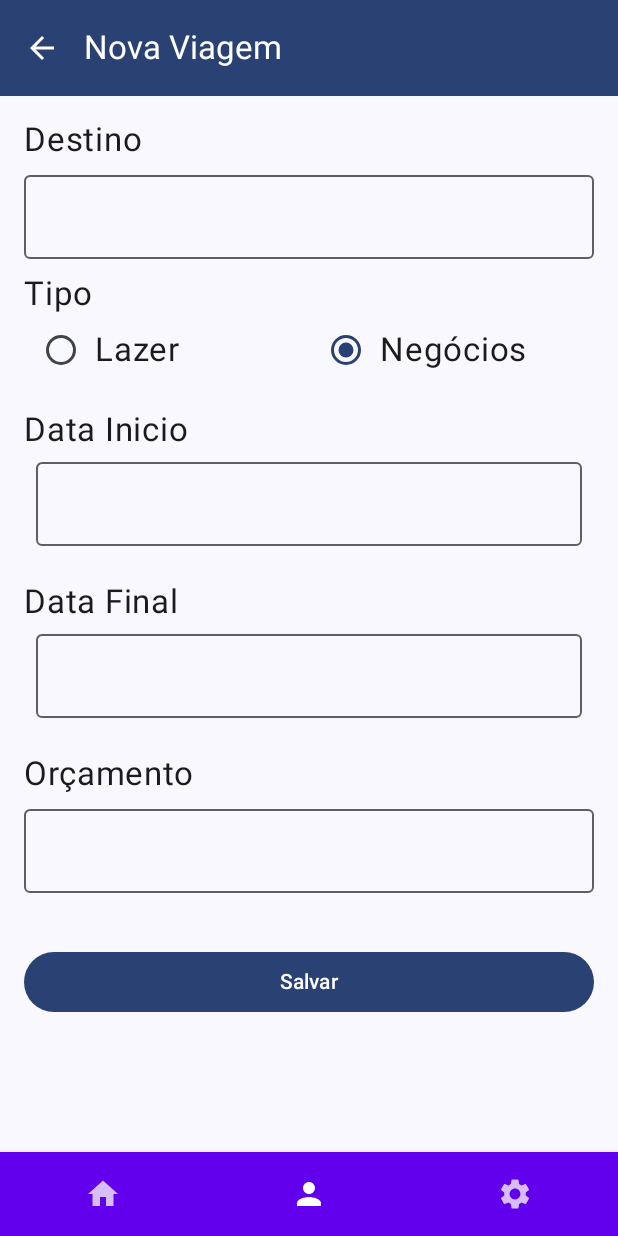
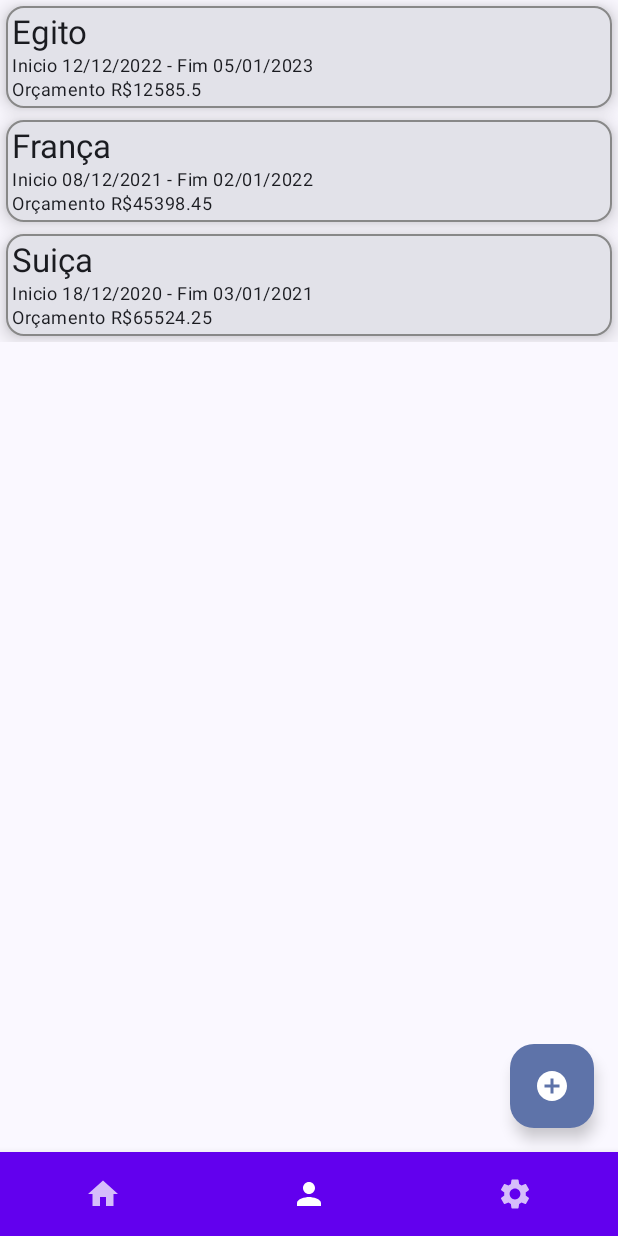
Before and after one commit to ArthurKJun/AppLoginBoaViagem, an Android app built with Jetpack Compose: the Menu screen opened through its navigation route, item 2 of the bottom bar chosen, on a phone screen of 412 x 824 dp. Run offline under Robolectric (Android 15) with nearby library versions, the phone set to English and light mode, and no system bars.

Commit message:
criado a tela de destinos e atualizada a navegação

```diff
--- /dev/null
+++ b/app/src/main/java/com/senac/boasviagens/models/Destino.kt
@@ -0,0 +1,10 @@
+package com.senac.boasviagens.models
+
+data class Destino (
+    val id: Int=0,
+    val destino: String = "",
+    val inicio: String = "",
+    val fim: String = "",
+    val valor: Double
+){//data = não preciso escrever os getters e setters
+}
--- a/app/src/main/java/com/senac/boasviagens/screens/Destinos.kt
+++ b/app/src/main/java/com/senac/boasviagens/screens/Destinos.kt
@@ -1,8 +1,107 @@
 package com.senac.boasviagens.screens
 
+import android.widget.Toast
+import androidx.compose.foundation.BorderStroke
+import androidx.compose.foundation.ExperimentalFoundationApi
+import androidx.compose.foundation.clickable
+import androidx.compose.foundation.layout.Column
+import androidx.compose.foundation.layout.Row
+import androidx.compose.foundation.layout.fillMaxSize
+import androidx.compose.foundation.layout.padding
+import androidx.compose.foundation.lazy.LazyColumn
+import androidx.compose.foundation.lazy.items
+import androidx.compose.material.icons.Icons
+import androidx.compose.material.icons.filled.AddCircle
+import androidx.compose.material3.Card
+import androidx.compose.material3.CardDefaults
+import androidx.compose.material3.FloatingActionButton
+import androidx.compose.material3.Icon
+import androidx.compose.material3.MaterialTheme
+import androidx.compose.material3.Scaffold
+import androidx.compose.material3.Text
 import androidx.compose.runtime.Composable
+import androidx.compose.ui.Modifier
+import androidx.compose.ui.graphics.Color
+import androidx.compose.ui.platform.LocalContext
+import androidx.compose.ui.unit.dp
+import androidx.compose.ui.unit.sp
+import com.senac.boasviagens.models.Destino
+
 
 @Composable
 fun Destinos(){
 
+    val list = listOf(
+        Destino(1, "Egito", "12/12/2022", "05/01/2023", 12585.50),
+        Destino(2, "França", "08/12/2021", "02/01/2022", 45398.45),
+        Destino(3, "Suiça", "18/12/2020", "03/01/2021", 65524.25)
+    )
+    val ctx = LocalContext.current
+    Scaffold (
+        floatingActionButton = {
+            FloatingActionButton(onClick = {
+                Toast.makeText(ctx, "novo",
+                    Toast.LENGTH_SHORT).show()
+            }) {
+                Icon(
+                    imageVector = Icons.Default.AddCircle ,
+                    contentDescription = ""
+                )
+            }
+        }
+    ){
+        Column(modifier = Modifier.padding(it)) {
+            LazyColumn() {
+                items(items = list) {
+                    DestinoCard(p = it)
+                }
+            }
+        }
+    }
 }
+
+@OptIn(ExperimentalFoundationApi::class)
+@Composable
+fun DestinoCard(p: Destino){
+    val ctx = LocalContext.current
+    Card(elevation = CardDefaults.cardElevation(
+        defaultElevation = 8.dp
+    ),
+        border = BorderStroke(1.dp, Color.Gray),
+        modifier = Modifier
+            .padding(4.dp)
+            .fillMaxSize()
+            .clickable {
+                Toast
+                    .makeText(
+                        ctx, "Produto: ${p.destino}",
+                        Toast.LENGTH_SHORT
+                    )
+                    .show()
+            }
+    ) {
+        Column(modifier = Modifier.padding(4.dp)) {
+            Row {
+                Text(
+                    text = p.destino,
+                    style = MaterialTheme.typography.titleLarge,
+                    fontSize = 22.sp,
+                )
+            }
+
+            Row {
+                Text(
+                    text = "Inicio ${p.inicio} - Fim ${p.fim}",
+                    style = MaterialTheme.typography.bodySmall,
+                )
+            }
+
+            Row {
+                Text(
+                    text = "Orçamento R$${p.valor}",
+                    style = MaterialTheme.typography.bodySmall)
+            }
+
+        }
+    }
+}
--- a/app/src/main/java/com/senac/boasviagens/screens/Menu.kt
+++ b/app/src/main/java/com/senac/boasviagens/screens/Menu.kt
@@ -97,7 +97,7 @@ Scaffold (
                 Home()
             }
             composable("viagem"){
-                Viagens()
+                Destinos()
             }
 
             composable("sobre"){
```
Also changed, not shown: app/src/main/java/com/senac/boasviagens/screens/sobre.kt (+51 -1 lines).
